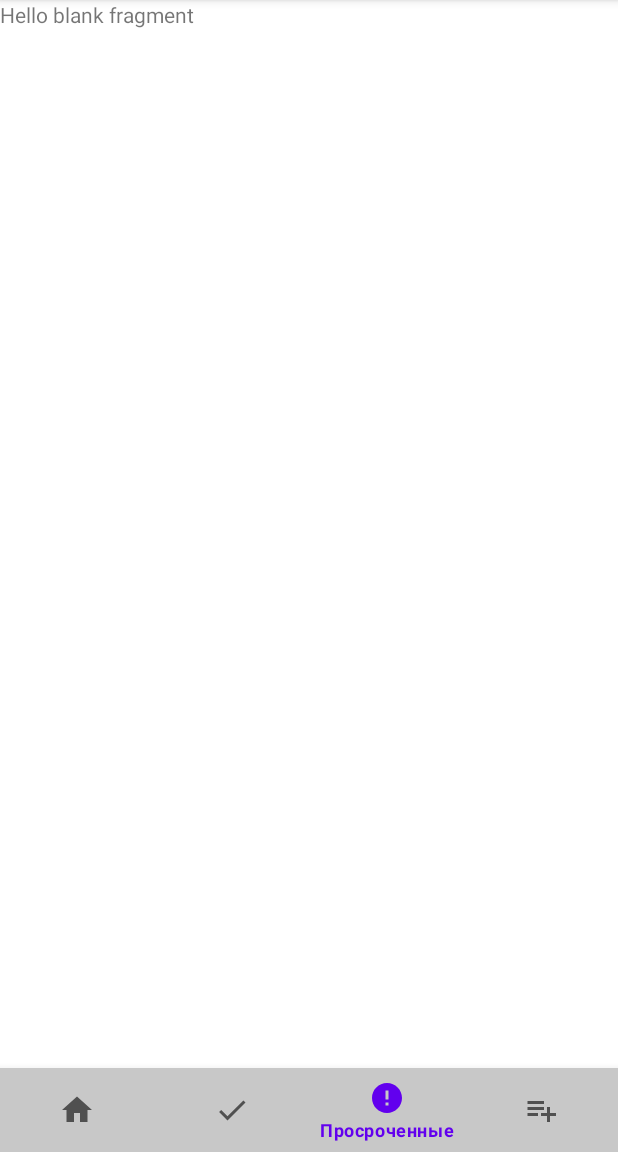
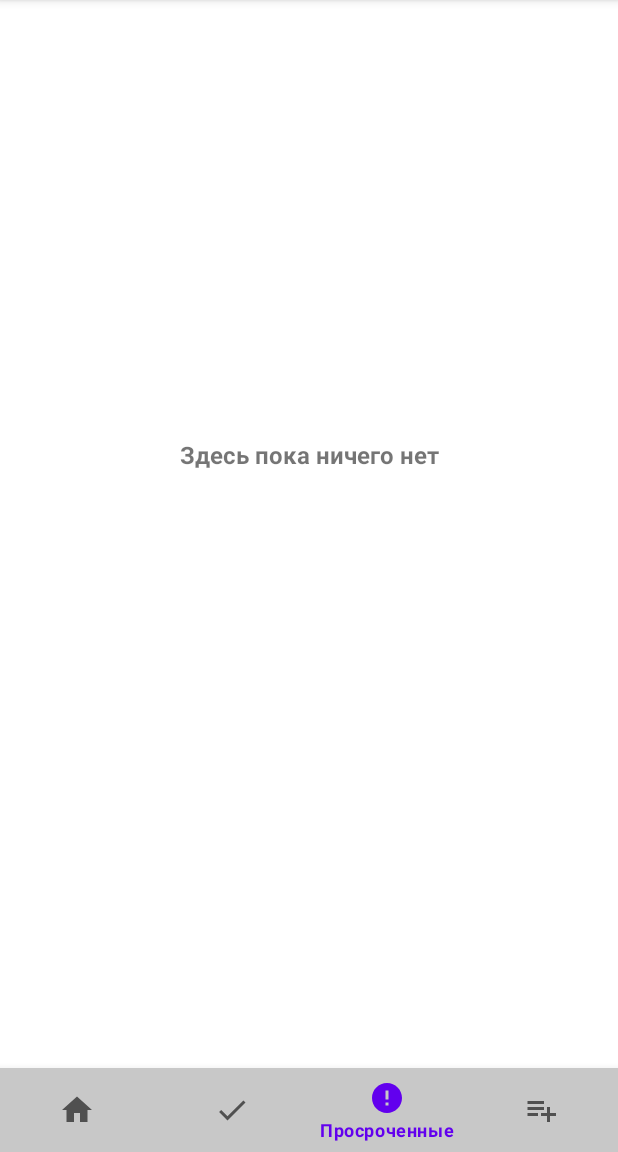
Before and after one commit to WhatuWannaDo/MyReminders, an Android app: the OverdueReminders screen opened through its navigation route, on a phone screen of 412 x 824 dp, the part 84-1236 px from its top. Run offline under Robolectric (Android 15) with nearby library versions, the phone set to English and light mode, and no system bars; our stand-ins replace Room's generated code, navigation-ui.

Commit message:
added overdue reminders without logic

```diff
--- a/app/src/main/java/com/example/myreminders/MVVM/View/AddReminder/AddNewReminder.kt
+++ b/app/src/main/java/com/example/myreminders/MVVM/View/AddReminder/AddNewReminder.kt
@@ -9,7 +9,9 @@ import android.view.ViewGroup
 import android.widget.Toast
 import androidx.lifecycle.ViewModelProvider
 import androidx.navigation.Navigation
+import com.example.myreminders.MVVM.Model.OverdueReminderModel
 import com.example.myreminders.MVVM.Model.ReminderModel
+import com.example.myreminders.MVVM.ViewModel.OverdueReminderViewModel
 import com.example.myreminders.MVVM.ViewModel.ReminderViewModel
 import com.example.myreminders.R
 import com.google.android.material.bottomsheet.BottomSheetDialog
@@ -56,6 +58,7 @@ class AddNewReminder : Fragment() {
                         getDateInMills(bottomSheetView.getDate.text.toString()).toString(),
                         currentDate
                     )
+
                     viewModel.addReminder(reminder)
                     Navigation.findNavController(view).navigate(R.id.action_addNewReminder_to_mainPageReminders)
                     bottomSheetDialog.dismiss()
--- a/app/src/main/java/com/example/myreminders/MVVM/View/MainPage/MainPageReminders.kt
+++ b/app/src/main/java/com/example/myreminders/MVVM/View/MainPage/MainPageReminders.kt
@@ -15,8 +15,10 @@ import androidx.recyclerview.widget.ItemTouchHelper
 import androidx.recyclerview.widget.LinearLayoutManager
 import androidx.recyclerview.widget.RecyclerView
 import com.example.myreminders.MVVM.Model.CompletedReminderModel
+import com.example.myreminders.MVVM.Model.OverdueReminderModel
 import com.example.myreminders.MVVM.Model.ReminderModel
 import com.example.myreminders.MVVM.ViewModel.CompletedReminderViewModel
+import com.example.myreminders.MVVM.ViewModel.OverdueReminderViewModel
 import com.example.myreminders.MVVM.ViewModel.ReminderViewModel
 import com.example.myreminders.R
 import com.google.android.material.bottomsheet.BottomSheetDialog
@@ -50,6 +52,7 @@ class MainPageReminders : Fragment(), SearchView.OnQueryTextListener {
 
         viewModel = ViewModelProvider(this).get(ReminderViewModel::class.java)
         completedViewModel = ViewModelProvider(this).get(CompletedReminderViewModel::class.java)
+
 
 
         //update data by swipe
--- /dev/null
+++ b/app/src/main/java/com/example/myreminders/MVVM/View/Overdue/OverdueReminderAdapter.kt
@@ -0,0 +1,47 @@
+package com.example.myreminders.MVVM.View.Overdue
+
+import android.annotation.SuppressLint
+import android.view.LayoutInflater
+import android.view.View
+import android.view.ViewGroup
+import androidx.navigation.findNavController
+import androidx.recyclerview.widget.RecyclerView
+import com.example.myreminders.MVVM.Model.OverdueReminderModel
+import com.example.myreminders.R
+import kotlinx.android.synthetic.main.overdue_reminders_row.view.*
+
+class OverdueReminderAdapter : RecyclerView.Adapter<OverdueReminderAdapter.MyOverdueViewHolder>() {
+    class MyOverdueViewHolder(itemView : View) : RecyclerView.ViewHolder(itemView) {}
+
+    private var remList = emptyList<OverdueReminderModel>()
+
+    override fun onCreateViewHolder(parent: ViewGroup, viewType: Int): MyOverdueViewHolder {
+        return MyOverdueViewHolder(LayoutInflater.from(parent.context).inflate(R.layout.overdue_reminders_row, parent, false))
+    }
+
+    override fun onBindViewHolder(holder: MyOverdueViewHolder, position: Int) {
+        val list = remList[position]
+
+        holder.itemView.headerForOverdue.setText(list.header)
+        holder.itemView.endDateOverdue.setText(list.overdueTime)
+
+        holder.itemView.idForOverdue.setText(list.id.toString())
+        holder.itemView.descriptionForOverdue.setText(list.description)
+
+        holder.itemView.overdueItemsConstraint.setOnClickListener {
+            val action = OverdueRemindersDirections.actionOverdueRemindersToShowFullOverdueReminder(list)
+            holder.itemView.findNavController().navigate(action)
+        }
+
+    }
+
+    override fun getItemCount(): Int {
+        return remList.size
+    }
+
+    @SuppressLint("NotifyDataSetChanged")
+    fun setData(reminder : List<OverdueReminderModel>){
+        this.remList = reminder
+        notifyDataSetChanged()
+    }
+}
--- a/app/src/main/java/com/example/myreminders/MVVM/View/Overdue/OverdueReminders.kt
+++ b/app/src/main/java/com/example/myreminders/MVVM/View/Overdue/OverdueReminders.kt
@@ -5,10 +5,19 @@ import androidx.fragment.app.Fragment
 import android.view.LayoutInflater
 import android.view.View
 import android.view.ViewGroup
+import androidx.lifecycle.Observer
+import androidx.lifecycle.ViewModelProvider
+import androidx.recyclerview.widget.LinearLayoutManager
+import com.example.myreminders.MVVM.ViewModel.OverdueReminderViewModel
 import com.example.myreminders.R
+import kotlinx.android.synthetic.main.fragment_completed_reminders.view.*
+import kotlinx.android.synthetic.main.fragment_overdue_reminders.view.*
 
 
 class OverdueReminders : Fragment() {
+    private lateinit var reminderViewModel : OverdueReminderViewModel
+    private val adapter = OverdueReminderAdapter()
+
 
 
     override fun onCreateView(
@@ -16,7 +25,23 @@ class OverdueReminders : Fragment() {
         savedInstanceState: Bundle?
     ): View? {
         // Inflate the layout for this fragment
-        return inflater.inflate(R.layout.fragment_overdue_reminders, container, false)
+        val view = inflater.inflate(R.layout.fragment_overdue_reminders, container, false)
+
+        reminderViewModel = ViewModelProvider(this).get(OverdueReminderViewModel::class.java)
+
+        val recycleView = view.overdueRecycler
+        recycleView.adapter = adapter
+        recycleView.layoutManager = LinearLayoutManager(requireContext())
+
+
+        reminderViewModel.getAllOverdueReminders.observe(viewLifecycleOwner, Observer {
+            adapter.setData(it)
+            if(adapter.itemCount > 0){
+                view.nothingHereOverdue.visibility = View.GONE
+            }
+        })
+
+        return view
     }
 
 
--- /dev/null
+++ b/app/src/main/java/com/example/myreminders/MVVM/ViewModel/OverdueReminderViewModel.kt
@@ -0,0 +1,36 @@
+package com.example.myreminders.MVVM.ViewModel
+
+import android.app.Application
+import androidx.lifecycle.AndroidViewModel
+import androidx.lifecycle.LiveData
+import androidx.lifecycle.viewModelScope
+import com.example.myreminders.MVVM.Model.CompletedReminderModel
+import com.example.myreminders.MVVM.Model.OverdueReminderModel
+import com.example.myreminders.Room.Data.DataBase.DataBase
+import com.example.myreminders.Room.Repository.RepositoryOverdueReminders
+import kotlinx.coroutines.Dispatchers
+import kotlinx.coroutines.launch
+
+class OverdueReminderViewModel(application: Application) : AndroidViewModel(application) {
+
+    val getAllOverdueReminders : LiveData<List<OverdueReminderModel>>
+    private val repository : RepositoryOverdueReminders
+
+    init {
+        val overdueDAO = DataBase.getDatabase(application).overdueDao()
+        repository = RepositoryOverdueReminders(overdueDAO)
+        getAllOverdueReminders = repository.getAllOverdueReminders
+    }
+
+    fun addOverdueReminder(overdueReminderModel: OverdueReminderModel){
+        viewModelScope.launch(Dispatchers.IO) {
+            repository.addReminder(overdueReminderModel)
+        }
+    }
+
+    fun deleteCompletedReminder(overdueReminderModel: OverdueReminderModel){
+        viewModelScope.launch(Dispatchers.IO) {
+            repository.deleteReminder(overdueReminderModel)
+        }
+    }
+}
--- a/app/src/main/java/com/example/myreminders/Room/Data/DAO/DAOCompletedReminders.kt
+++ b/app/src/main/java/com/example/myreminders/Room/Data/DAO/DAOCompletedReminders.kt
@@ -12,13 +12,8 @@ interface DAOCompletedReminders {
     @Insert(onConflict = OnConflictStrategy.IGNORE)
     suspend fun addCompletedReminder(reminder : CompletedReminderModel)
 
-    @Update
-    suspend fun updateCompletedReminder(reminder: CompletedReminderModel)
-
     @Delete
     suspend fun deleteCompletedReminder(reminder: CompletedReminderModel)
 
-    @Query("DELETE FROM completed_reminders")
-    suspend fun deleteAllCompletedReminders()
 
 }
--- /dev/null
+++ b/app/src/main/java/com/example/myreminders/Room/Data/DAO/DAOOverdueReminders.kt
@@ -0,0 +1,19 @@
+package com.example.myreminders.Room.Data.DAO
+
+import androidx.lifecycle.LiveData
+import androidx.room.*
+import com.example.myreminders.MVVM.Model.OverdueReminderModel
+
+@Dao
+interface DAOOverdueReminders {
+
+    @Insert(onConflict = OnConflictStrategy.IGNORE)
+    suspend fun addOverdueReminder(reminderModel : OverdueReminderModel)
+
+    @Query("SELECT * FROM overdue_reminders ORDER BY overdueTime")
+    fun getAllReminders() : LiveData<List<OverdueReminderModel>>
+
+    @Delete
+    suspend fun deleteOverdueReminder(reminderModel: OverdueReminderModel)
+
+}
--- a/app/src/main/java/com/example/myreminders/Room/Data/DataBase/DataBase.kt
+++ b/app/src/main/java/com/example/myreminders/Room/Data/DataBase/DataBase.kt
@@ -5,14 +5,17 @@ import androidx.room.Database
 import androidx.room.Room
 import androidx.room.RoomDatabase
 import com.example.myreminders.MVVM.Model.CompletedReminderModel
+import com.example.myreminders.MVVM.Model.OverdueReminderModel
 import com.example.myreminders.MVVM.Model.ReminderModel
 import com.example.myreminders.Room.Data.DAO.DAO
 import com.example.myreminders.Room.Data.DAO.DAOCompletedReminders
+import com.example.myreminders.Room.Data.DAO.DAOOverdueReminders
 
-@Database(entities = [ReminderModel::class, CompletedReminderModel::class], exportSchema = false, version = 2)
+@Database(entities = [ReminderModel::class, CompletedReminderModel::class, OverdueReminderModel::class], exportSchema = false, version = 3)
 abstract class DataBase : RoomDatabase(){
     abstract fun reminderDao() : DAO
     abstract fun completedDao() : DAOCompletedReminders
+    abstract fun overdueDao() : DAOOverdueReminders
 
     companion object{
         @Volatile
--- /dev/null
+++ b/app/src/main/java/com/example/myreminders/Room/Repository/RepositoryOverdueReminders.kt
@@ -0,0 +1,17 @@
+package com.example.myreminders.Room.Repository
+
+import androidx.lifecycle.LiveData
+import com.example.myreminders.MVVM.Model.OverdueReminderModel
+import com.example.myreminders.Room.Data.DAO.DAOOverdueReminders
+
+class RepositoryOverdueReminders(private val overdueDAO : DAOOverdueReminders) {
+    val getAllOverdueReminders : LiveData<List<OverdueReminderModel>> = overdueDAO.getAllReminders()
+
+    suspend fun addReminder(reminderModel: OverdueReminderModel){
+        overdueDAO.addOverdueReminder(reminderModel)
+    }
+
+    suspend fun deleteReminder(reminderModel: OverdueReminderModel){
+        overdueDAO.deleteOverdueReminder(reminderModel)
+    }
+}
--- a/app/src/main/res/layout/fragment_overdue_reminders.xml
+++ b/app/src/main/res/layout/fragment_overdue_reminders.xml
@@ -1,14 +1,27 @@
 <?xml version="1.0" encoding="utf-8"?>
-<FrameLayout xmlns:android="http://schemas.android.com/apk/res/android"
+<androidx.constraintlayout.widget.ConstraintLayout xmlns:android="http://schemas.android.com/apk/res/android"
+    xmlns:app="http://schemas.android.com/apk/res-auto"
     xmlns:tools="http://schemas.android.com/tools"
     android:layout_width="match_parent"
     android:layout_height="match_parent"
     tools:context=".MVVM.View.Overdue.OverdueReminders">
 
-    <!-- TODO: Update blank fragment layout -->
-    <TextView
+    <androidx.recyclerview.widget.RecyclerView
+        android:id="@+id/overdueRecycler"
         android:layout_width="match_parent"
         android:layout_height="match_parent"
-        android:text="@string/hello_blank_fragment" />
+        android:layout_marginBottom="56dp"
+        app:layout_constraintBottom_toBottomOf="parent" />
 
-</FrameLayout>
+    <TextView
+        android:id="@+id/nothingHereOverdue"
+        android:layout_width="wrap_content"
+        android:layout_height="wrap_content"
+        android:layout_marginTop="292dp"
+        android:text="Здесь пока ничего нет"
+        android:textSize="16sp"
+        android:textStyle="bold"
+        app:layout_constraintEnd_toEndOf="parent"
+        app:layout_constraintStart_toStartOf="parent"
+        app:layout_constraintTop_toTopOf="parent" />
+</androidx.constraintlayout.widget.ConstraintLayout>
--- a/app/src/main/res/navigation/menu_nav.xml
+++ b/app/src/main/res/navigation/menu_nav.xml
@@ -21,7 +21,11 @@
         android:id="@+id/overdueReminders"
         android:name="com.example.myreminders.MVVM.View.Overdue.OverdueReminders"
         android:label="fragment_overdue_reminders"
-        tools:layout="@layout/fragment_overdue_reminders" />
+        tools:layout="@layout/fragment_overdue_reminders" >
+        <action
+            android:id="@+id/action_overdueReminders_to_showFullOverdueReminder"
+            app:destination="@id/showFullOverdueReminder" />
+    </fragment>
     <fragment
         android:id="@+id/addNewReminder"
         android:name="com.example.myreminders.MVVM.View.AddReminder.AddNewReminder"
@@ -58,4 +62,13 @@
             android:id="@+id/action_completedReminders2_to_showFullCompletedReminder2"
             app:destination="@id/showFullCompletedReminder2" />
     </fragment>
+    <fragment
+        android:id="@+id/showFullOverdueReminder"
+        android:name="com.example.myreminders.MVVM.View.Overdue.ShowFullOverdueReminder"
+        android:label="ShowFullOverdueReminder"
+        tools:layout="@layout/fragment_show_full_overdue_reminder">
+        <argument
+            android:name="argsForOverdueReminder"
+            app:argType="com.example.myreminders.MVVM.Model.OverdueReminderModel" />
+    </fragment>
 </navigation>
```
Also changed, not shown: app/src/main/java/com/example/myreminders/MVVM/Model/OverdueReminderModel.kt (added, +16 -0 lines), app/src/main/java/com/example/myreminders/MVVM/View/Completed/CompletedReminders.kt (+4 -4 lines), app/src/main/java/com/example/myreminders/MVVM/View/Overdue/ShowFullOverdueReminder.kt (added, +29 -0 lines), app/src/main/java/com/example/myreminders/MVVM/ViewModel/CompletedReminderViewModel.kt (+2 -10 lines), app/src/main/java/com/example/myreminders/Room/Repository/RepositoryCompletedReminders.kt (+0 -7 lines), app/src/main/res/layout/fragment_show_full_overdue_reminder.xml (added, +56 -0 lines), app/src/main/res/layout/overdue_reminders_row.xml (added, +72 -0 lines).
